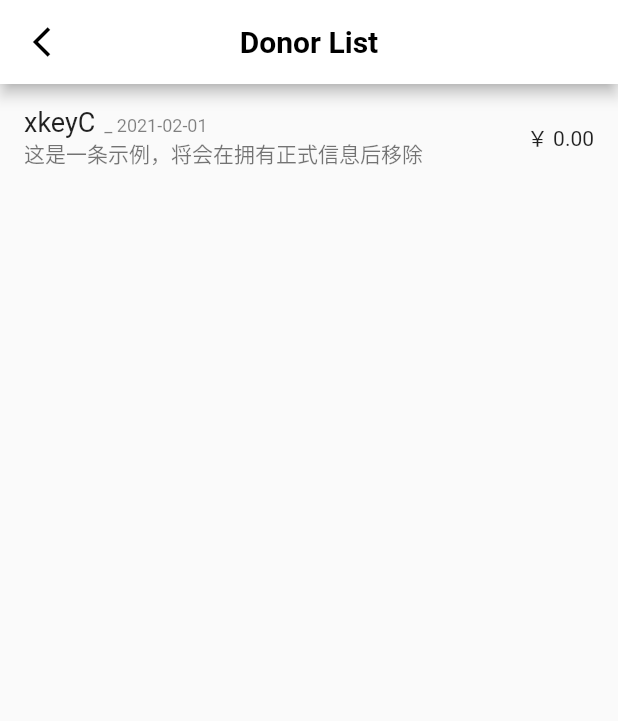
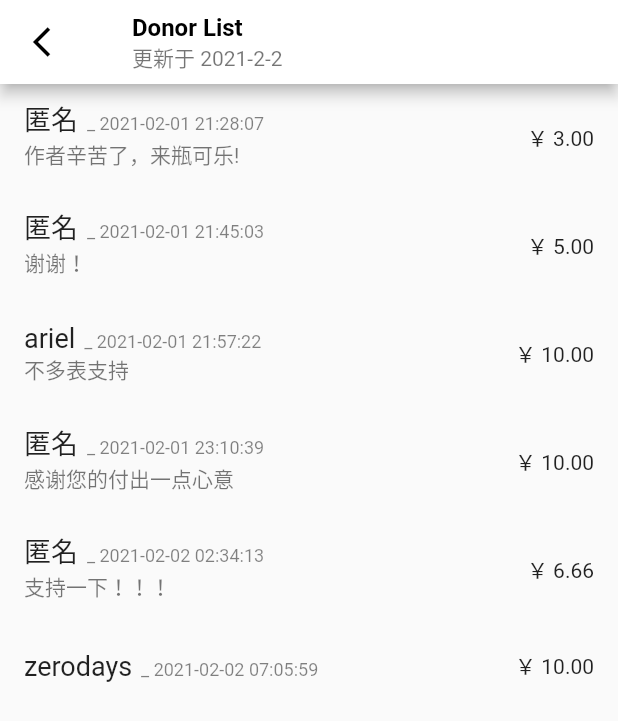
Before and after one commit to xkeyC/x_google_installer, a Flutter app: the DonorListPage screen opened directly, on a phone screen of 412 x 824 dp. Shown: the top 721 px of the screen. Run offline on Flutter 3.47's test engine with Material 2 defaults, Android fonts, the phone set to English and light mode, and no system bars; our stand-ins replace cached_network_image, device_info, dio, firebase_analytics, firebase_core, font_awesome_flutter and 3 more; missing offline and left inert: app_installer, external_app_launcher, flutter_web_browser, installed_apps; accounts and stored records are empty; network calls fail.

Commit message:
upgrade DonorList fuck MIUI.

```diff
--- a/lib/l10n/intl_en.arb
+++ b/lib/l10n/intl_en.arb
@@ -32,6 +32,8 @@
   "title_donate": "Donate",
   "title_view_donor_list": "View Donor List",
   "title_donor_list": "Donor List",
+  "title_fuck_miui": "Fuck Miui!",
+  "title_join_qq_group": "Join QQ Group",
   "c_framework_is_system_app": "Sorry, your Google framework is a system application and we cannot uninstall it for you.",
   "c_framework_ok": "All Done! Now you can enjoy Google services.",
   "c_framework_error": "Google framework isn’t installed on your device!",
@@ -44,5 +46,6 @@
   "c_installation_failed": "Some devices have pre-installed the Google Play Service program that is inconsistent with the official Google signature. The service will be automatically updated to the official version after you successfully log in to the Play Store. Please try to skip the installation of the Service, and install and launch Google Play later.",
   "c_downgrade_install": "Unless you have performed some Hack operations on your device, the Android system will not allow you to downgrade the installation. Please uninstall the new version first, and then reinstall the old version.",
   "c_donate": "Make XGI better",
-  "c_donate_tip": "* Donation is your completely voluntary behavior, your donation will make the software better development, you will not get more priority technical support or software functionality changes because of donation, the way and amount of donation are decided by you, it is recommended that you note your nickname and message when donating, the list of donors will be permanently hard coded in the code of the software, and with the software update for update."
+  "c_donate_tip": "* Donation is your completely voluntary behavior, your donation will make the software better development, you will not get more priority technical support or software functionality changes because of donation, the way and amount of donation are decided by you, it is recommended that you note your nickname and message when donating, the list of donors will be permanently hard coded in the code of the software, and with the software update for update.",
+  "c_fuck_miui": "Oh Shit! It is detected that you are using MIUI, please make sure that your device is a version prior to MIUI 12.5 21.2.1, otherwise the installer cannot help you install the Google framework temporarily.\nThe Root version development plan for MIUI 21.2.1 is under development, so stay tuned."
 }
--- a/lib/l10n/intl_zh_CN.arb
+++ b/lib/l10n/intl_zh_CN.arb
@@ -32,6 +32,8 @@
   "title_donate": "捐赠",
   "title_view_donor_list": "查看捐赠者名单",
   "title_donor_list": "捐赠者名单",
+  "title_fuck_miui": "发现 MIUI！",
+  "title_join_qq_group": "加入 QQ 群",
   "c_framework_is_system_app": "抱歉，您的 Google 框架为系统预装应用，我们无法帮您卸载。",
   "c_framework_ok": "全部OK！现在，您可以在您的设备上享受 Google Play 服务！",
   "c_framework_error": "啊嘞！您的设备还没有安装 Google Play 服务。",
@@ -44,5 +46,6 @@
   "c_installation_failed": "部分设备已经预装了与 Google 官方签名不一致的 Google Play Service 程序，该服务将会在您成功登录 Play Store 后自动更新为官方版，请尝试跳过 Service 的安装，稍后直接安装并启动 Google Play。",
   "c_downgrade_install": "除非您对您的设备进行过一些 Hack 操作，否则 Android 系统将不允许您进行降级安装，请先卸载新版本，再重新安装旧版本。",
   "c_donate": "让 XGI 变得更好",
-  "c_donate_tip": "* 捐赠是您完全自愿的行为，您的捐赠会让本软件更好的发展，您不会因为捐赠而获得更优先的技术支持或软件功能性上的改变，捐赠的方式和金额都由您来决定，推荐您在捐赠时备注您的昵称与留言，捐赠者名单将会永久的硬编码于本软件的代码之中，并随着软件的更新而更新。"
+  "c_donate_tip": "* 捐赠是您完全自愿的行为，您的捐赠会让本软件更好的发展，您不会因为捐赠而获得更优先的技术支持或软件功能性上的改变，捐赠的方式和金额都由您来决定，推荐您在捐赠时备注您的昵称与留言，捐赠者名单将会永久的硬编码于本软件的代码之中，并随着软件的更新而更新。",
+  "c_fuck_miui": "检测到您正在使用 MIUI，请确保您的设备为 MIUI 12.5 21.2.1 之前的版本，否则安装器暂时无法帮助您安装 Google 框架。\n适用于 MIUI 21.2.1 的 Root 版开发方案正在开发中，敬请期待。"
 }
--- a/lib/ui/about_page.dart
+++ b/lib/ui/about_page.dart
@@ -99,6 +99,10 @@ class _AboutPageState extends State<AboutPage> {
                   return DonatePage();
                 });
           }),
+          makeItemCard(
+              Text(S.of(context).title_join_qq_group), Text("204719969"), () {
+            AppConf.openUrl("https://jq.qq.com/?_wv=1027&k=HCNvu5uR");
+          })
         ],
       ),
     );
--- a/lib/ui/donor_list.dart
+++ b/lib/ui/donor_list.dart
@@ -19,7 +19,12 @@ class DonorListPage extends StatefulWidget {
 class _DonorListPageState extends State<DonorListPage> {
   /// Donate data
   static const List<DonateInfo> _donateInfoList = [
-    DonateInfo("xkeyC", "2021-02-01", "这是一条示例，将会在拥有正式信息后移除", "￥ 0.00"),
+    DonateInfo("匿名", "2021-02-01 21:28:07", "作者辛苦了，来瓶可乐!", "￥ 3.00"),
+    DonateInfo("匿名", "2021-02-01 21:45:03", "谢谢！", "￥ 5.00"),
+    DonateInfo("ariel", "2021-02-01 21:57:22", "不多表支持", "￥ 10.00"),
+    DonateInfo("匿名", "2021-02-01 23:10:39", "感谢您的付出一点心意", "￥ 10.00"),
+    DonateInfo("匿名", "2021-02-02 02:34:13", "支持一下！！！", "￥ 6.66"),
+    DonateInfo("zerodays", "2021-02-02 07:05:59", null, "￥ 10.00"),
   ];
 
   @override
@@ -27,10 +32,13 @@ class _DonorListPageState extends State<DonorListPage> {
     return Scaffold(
       appBar: makeAppBar(context,
           showBackButton: true,
-          title: Text(
-            S.of(context).title_donor_list,
-            style: TextStyle(
-                color: getTextColor(context), fontWeight: FontWeight.bold),
+          title: ListTile(
+            title: Text(
+              S.of(context).title_donor_list,
+              style: TextStyle(
+                  color: getTextColor(context), fontWeight: FontWeight.bold),
+            ),
+            subtitle: Text("更新于 2021-2-2"),
           )),
       body: Scrollbar(
         child: ListView.builder(
@@ -57,7 +65,7 @@ class _DonorListPageState extends State<DonorListPage> {
                         )
                       ]),
                 ),
-                subtitle: Text(info.comment),
+                subtitle: info.comment == null ? null : Text(info.comment),
                 trailing: Text(info.count),
                 onTap: () {},
               );
```
Also changed, not shown: lib/conf.dart (+12 -0 lines), lib/ui/main_pages/home_page.dart (+25 -0 lines), lib/generated/intl/messages_en.dart, lib/generated/intl/messages_zh_CN.dart, lib/generated/l10n.dart, 1 other file.
